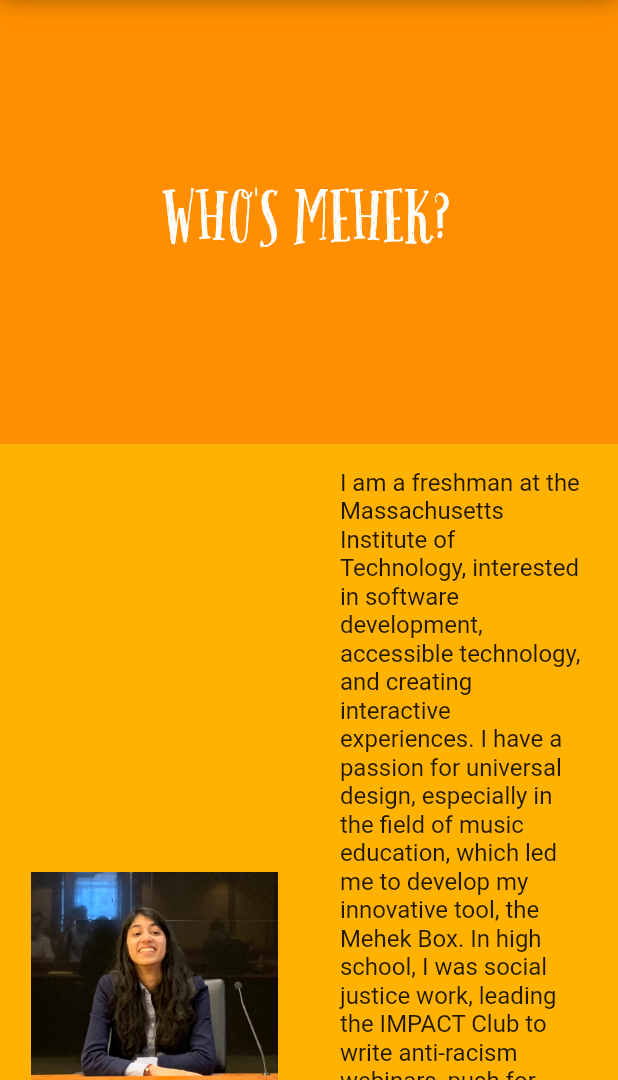
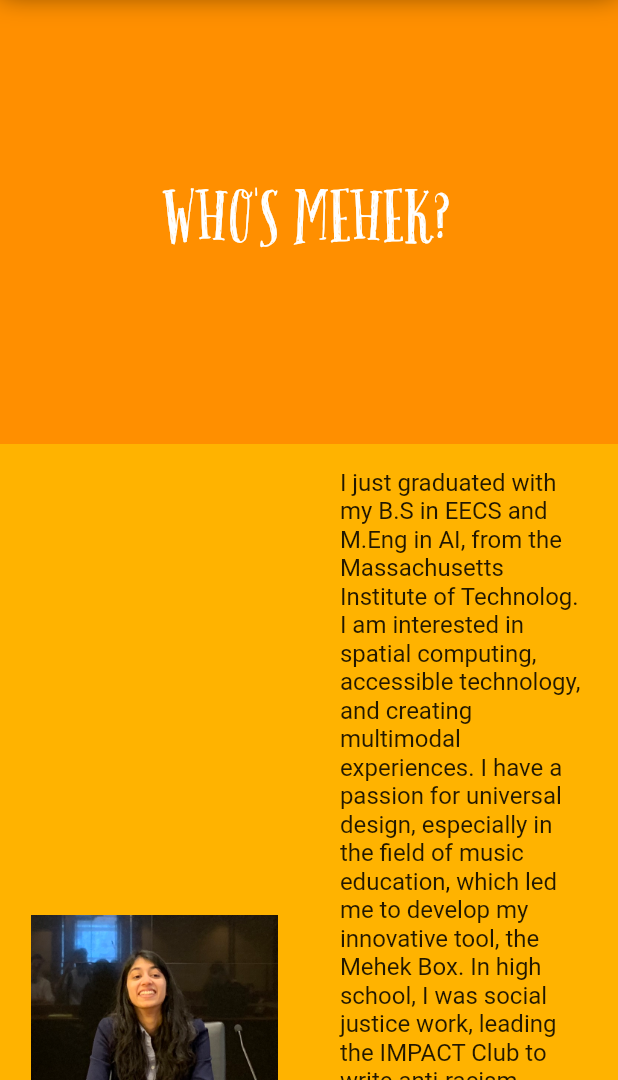
Before and after one commit to whatthemehek/about_page, a Flutter app: the WhoPage screen opened by its route, on a phone screen of 412 x 824 dp, the part 156-1236 px from its top. Run offline on Flutter 3.47's test engine with Material 2 defaults, Android fonts, the phone set to English and light mode, and no system bars; our stand-ins replace youtube_player_iframe; missing offline and left inert: gooey_carousel.

Commit message:
updating urls

```diff
--- a/lib/who.dart
+++ b/lib/who.dart
@@ -43,7 +43,7 @@ class WhoPage extends StatelessWidget{
                             Container (
                               width: width*0.4,
                               child: Text (
-                                "I am a freshman at the Massachusetts Institute of Technology, interested in software development, accessible technology, and creating interactive experiences. I have a passion for universal design, especially in the field of music education, which led me to develop my innovative tool, the Mehek Box. In high school, I was social justice work, leading the IMPACT Club to write anti-racism webinars, push for curriculum reform, and bring a focus on cultural competency into faculty hiring. Now, at MIT, I am applying that same social focus in AR/VR Club and my research in the MIT Immersion Lab. I hope to continue working on socially-conscious, design-forward projects, and ultimately, keep learning. ",
+                                "I just graduated with my B.S in EECS and M.Eng in AI, from the Massachusetts Institute of Technolog. I am interested in spatial computing, accessible technology, and creating multimodal experiences. I have a passion for universal design, especially in the field of music education, which led me to develop my innovative tool, the Mehek Box. In high school, I was social justice work, leading the IMPACT Club to write anti-racism webinars, push for curriculum reform, and bring a focus on cultural competency into faculty hiring. At MIT, I applied that same multidisciplinary approach in leading VR/AR@MIT and in my research in the MIT Immersion Lab and MIT Media Lab. I hope to continue working on socially-conscious, design-forward projects, and ultimately, keep learning! ",
                                 textAlign: TextAlign.left,
                                 style: TextStyle(
                                   fontSize: 16,
```
Also changed, not shown: 3 other files.
